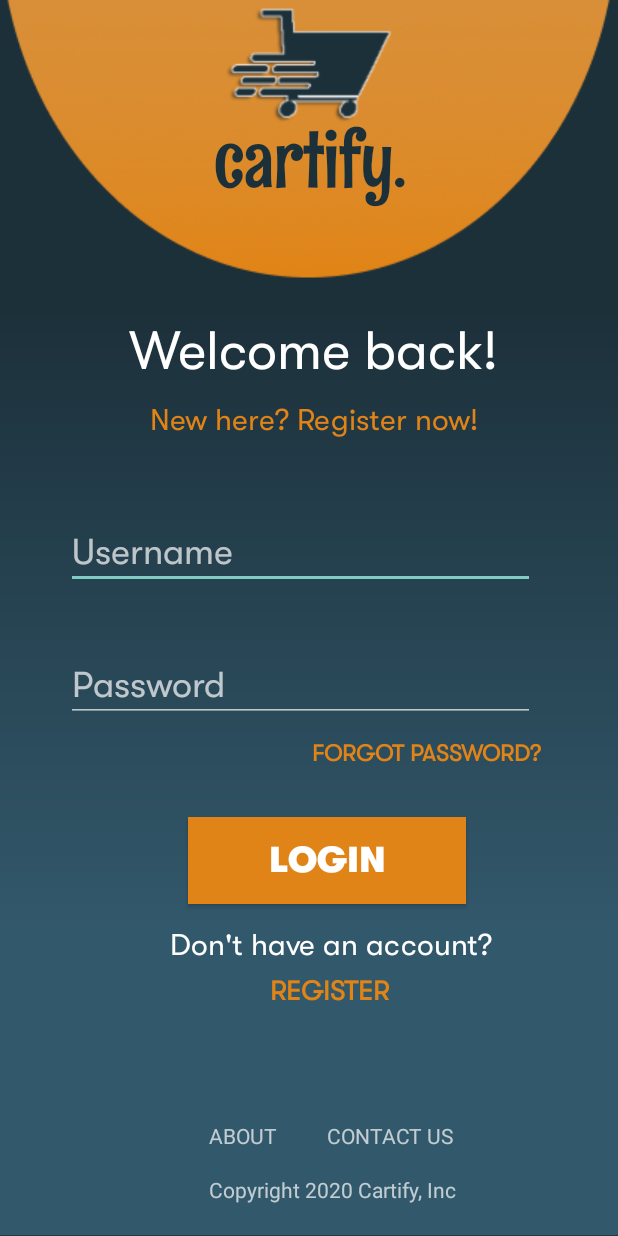
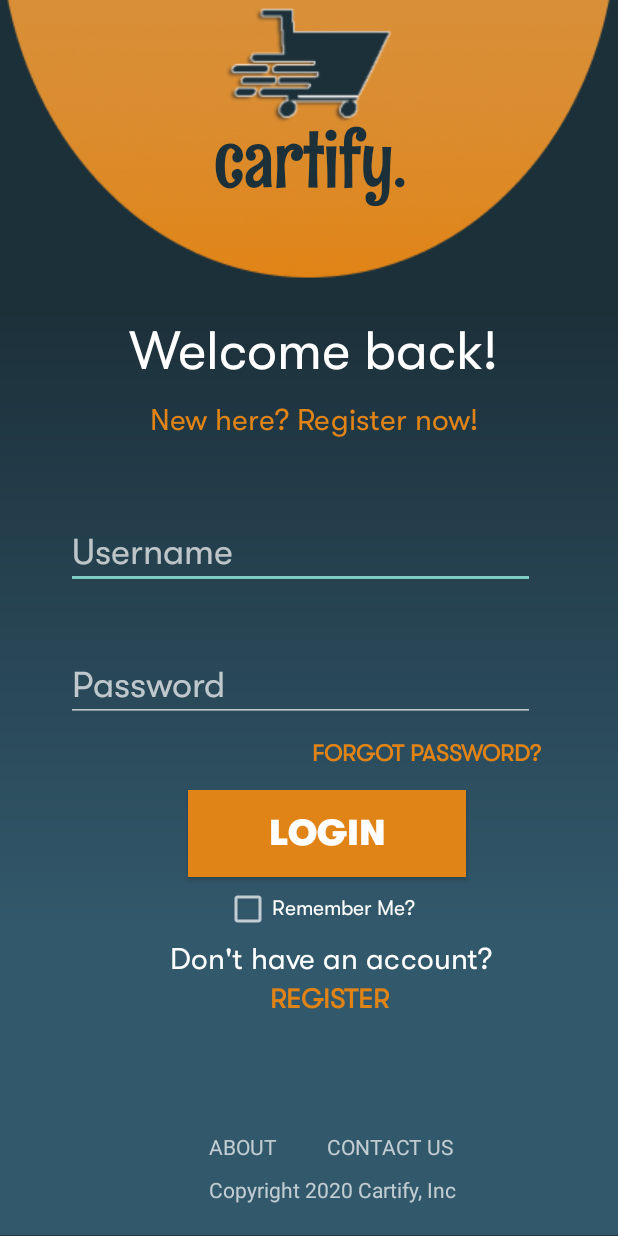
Before and after one commit to youssefkahmed/Cartify, an Android app: the screen it shows after launch (MainActivity), on a phone screen of 412 x 824 dp. Run offline under Robolectric (Android 15) with nearby library versions, the phone set to English and light mode, and no system bars.

Commit message:
Complement to the last commit.

```diff
--- a/app/build.gradle
+++ b/app/build.gradle
@@ -35,6 +35,9 @@ dependencies {
     implementation 'com.makeramen:roundedimageview:2.3.0'
     implementation 'com.github.bumptech.glide:glide:4.11.0'
     implementation 'com.github.bumptech.glide:glide:4.11.0@aar'
+    implementation files('libs\\activation.jar')
+    implementation files('libs\\additionnal.jar')
+    implementation files('libs\\mail.jar')
     annotationProcessor 'androidx.annotation:annotation:1.0.0'
     annotationProcessor 'com.github.bumptech.glide:compiler:4.11.0'
     testImplementation 'junit:junit:4.+'
--- a/app/src/main/AndroidManifest.xml
+++ b/app/src/main/AndroidManifest.xml
@@ -3,6 +3,8 @@
     package="com.ecommerce.cartify" >
 
     <uses-permission android:name="android.permission.INTERNET"/>
+    <uses-permission android:name="android.permission.ACCESS_NETWORK_STATE"/>
+    <uses-permission android:name="android.permission.READ_EXTERNAL_STORAGE"/>
     <application
         android:allowBackup="true"
         android:icon="@mipmap/ic_launcher"
--- a/app/src/main/java/com/ecommerce/cartify/MainActivity.java
+++ b/app/src/main/java/com/ecommerce/cartify/MainActivity.java
@@ -1,43 +1,117 @@
 package com.ecommerce.cartify;
 
+import androidx.appcompat.app.AlertDialog;
 import androidx.appcompat.app.AppCompatActivity;
 
+import android.content.DialogInterface;
 import android.content.Intent;
+import android.content.SharedPreferences;
 import android.os.Bundle;
+import android.text.InputType;
+import android.view.LayoutInflater;
 import android.view.View;
 import android.widget.Button;
+import android.widget.CheckBox;
 import android.widget.EditText;
 import android.widget.TextView;
 import android.widget.Toast;
 
 public class MainActivity extends AppCompatActivity {
 
+    // Db Access var
     final DbHelper dbHelper = new DbHelper(this);
+
+    // Shared Preferences vars
+    public static final String PREFS_NAME = "CartifyPrefs";
+    private static final String PREF_USERNAME = "username";
+    private static final String PREF_PASSWORD = "password";
 
     @Override
     protected void onCreate(Bundle savedInstanceState) {
         super.onCreate(savedInstanceState);
         setContentView(R.layout.activity_main);
 
+        // Checking Shared Preferences for any saved username & password
+        /*SharedPreferences mPref = getSharedPreferences(PREFS_NAME, MODE_PRIVATE);
+        String username = mPref.getString(PREF_USERNAME, null);
+        String password = mPref.getString(PREF_PASSWORD, null);
+
+        if (username == null || password == null) {
+            Intent i = new Intent(getApplicationContext(), HomepageActivity.class);
+            i.putExtra("username", username);
+            finish();
+            startActivity(i);
+        }*/
+
         // Grabbing View Items
         EditText usernameTxt = (EditText)findViewById(R.id.login_username_txt);
         EditText passwordTxt = (EditText)findViewById(R.id.login_password_txt);
-        TextView registerTxt = (TextView)findViewById(R.id.login_txt);
+        TextView registerTxt = (TextView)findViewById(R.id.register_txt);
+        TextView forgotPassTxt = (TextView)findViewById(R.id.forgot_pwd_txt);
         Button loginBtn = (Button)findViewById(R.id.login_btn);
+        CheckBox rememberMeCB = (CheckBox)findViewById(R.id.remember_me_checkBox);
 
         // Adding OnClick Listeners
             // Logging In
         loginBtn.setOnClickListener(new View.OnClickListener() {
             @Override
             public void onClick(View v) {
-                boolean login = dbHelper.checkLogin(usernameTxt.getText().toString(), passwordTxt.getText().toString());
+
+                String username = usernameTxt.getText().toString();
+                String password =  passwordTxt.getText().toString();
+
+                boolean login = dbHelper.checkLogin(username, password);
                 if(login) {
+                    // Setting up intent
                     Intent i = new Intent(getApplicationContext(), HomepageActivity.class);
+                    i.putExtra("username", username);
+
+                    // Setting up Shared Preferences
+                    if(rememberMeCB.isChecked()){
+                        getSharedPreferences(PREFS_NAME, MODE_PRIVATE)
+                                .edit()
+                                .putString(PREF_USERNAME, username)
+                                .putString(PREF_PASSWORD, password)
+                                .apply();
+                    }
+
                     finish();
                     startActivity(i);
                 }
                 else
                     Toast.makeText(MainActivity.this, "NOT Logged In Successfully", Toast.LENGTH_SHORT).show();
+            }
+        });
+
+            // Forgot Password
+        forgotPassTxt.setOnClickListener(new View.OnClickListener() {
+            @Override
+            public void onClick(View v) {
+                AlertDialog.Builder builder = new AlertDialog.Builder(MainActivity.this);
+                View builderView = getLayoutInflater().inflate(R.layout.dialog_forgot_pass, null);
+                builder.setView(builderView)
+                        .setMessage("Enter your email")
+                        .setTitle("Forgot Password")
+                        .setPositiveButton("Send", new DialogInterface.OnClickListener() {
+                            @Override
+                            public void onClick(DialogInterface dialog, int which) {
+
+                                String custEmail = ((EditText)builderView.findViewById(R.id.forgotPass_email_txt)).getText().toString();
+                                boolean result = dbHelper.resetPassword(custEmail);
+
+                                if(!result)
+                                    Toast.makeText(getApplicationContext(), "Invalid Email", Toast.LENGTH_SHORT).show();
+                                else
+                                    Toast.makeText(getApplicationContext(), "Check Your Email!", Toast.LENGTH_SHORT).show();
+                            }
+                        })
+                        .setNegativeButton(android.R.string.cancel, new DialogInterface.OnClickListener() {
+                            @Override
+                            public void onClick(DialogInterface dialog, int which) {
+                                dialog.cancel();
+                            }
+                        })
+                        .show();
             }
         });
 
--- a/app/src/main/res/layout/activity_main.xml
+++ b/app/src/main/res/layout/activity_main.xml
@@ -81,12 +81,12 @@
             android:id="@+id/dont_have_an_account_txt"
             android:layout_width="wrap_content"
             android:layout_height="wrap_content"
-            android:layout_below="@+id/login_btn"
+            android:layout_below="@+id/remember_me_checkBox"
             android:layout_alignParentStart="true"
             android:layout_alignParentLeft="true"
             android:layout_marginStart="113dp"
             android:layout_marginLeft="113dp"
-            android:layout_marginTop="16dp"
+            android:layout_marginTop="6dp"
             android:fontFamily="@font/gtwalsheimpro_regular"
             android:text="Don't have an account?"
             android:textColor="#FFFFFF"
@@ -109,7 +109,7 @@
             android:textStyle="bold" />
 
         <TextView
-            android:id="@+id/login_txt"
+            android:id="@+id/register_txt"
             android:layout_width="wrap_content"
             android:layout_height="wrap_content"
             android:layout_below="@+id/dont_have_an_account_txt"
@@ -117,7 +117,7 @@
             android:layout_alignParentLeft="true"
             android:layout_marginStart="180dp"
             android:layout_marginLeft="180dp"
-            android:layout_marginTop="8dp"
+            android:layout_marginTop="4dp"
             android:clickable="true"
             android:fontFamily="@font/gtwalsheimpro_regular"
             android:text="REGISTER"
@@ -176,14 +176,14 @@
             android:layout_alignParentLeft="true"
             android:layout_marginStart="125dp"
             android:layout_marginLeft="125dp"
-            android:layout_marginTop="33dp"
+            android:layout_marginTop="15dp"
             android:background="#E18417"
             android:fontFamily="@font/gtwalsheimpro_black"
             android:shadowColor="#00121212"
             android:shadowRadius="0"
             android:text="LOGIN"
             android:textColor="#FFFFFF"
-            android:textSize="24sp" />
+            android:textSize="24sp"/>
 
         <TextView
             android:id="@+id/contact_info"
@@ -194,7 +194,7 @@
             android:layout_alignParentBottom="true"
             android:layout_marginStart="139dp"
             android:layout_marginLeft="139dp"
-            android:layout_marginBottom="57dp"
+            android:layout_marginBottom="50dp"
             android:text="ABOUT          CONTACT US" />
 
         <TextView
@@ -209,6 +209,19 @@
             android:layout_marginBottom="21dp"
             android:text="Copyright 2020 Cartify, Inc" />
 
+        <CheckBox
+            android:id="@+id/remember_me_checkBox"
+            android:layout_width="wrap_content"
+            android:layout_height="wrap_content"
+            android:layout_below="@+id/login_btn"
+            android:layout_alignParentStart="true"
+            android:layout_alignParentLeft="true"
+            android:layout_marginStart="149dp"
+            android:layout_marginLeft="149dp"
+            android:layout_marginTop="5dp"
+            android:fontFamily="@font/gtwalsheimpro_regular"
+            android:text="Remember Me?" />
+
     </RelativeLayout>
 
 </androidx.constraintlayout.widget.ConstraintLayout>
```
Also changed, not shown: app/src/main/java/com/ecommerce/cartify/DbHelper.java (+34 -0 lines).
